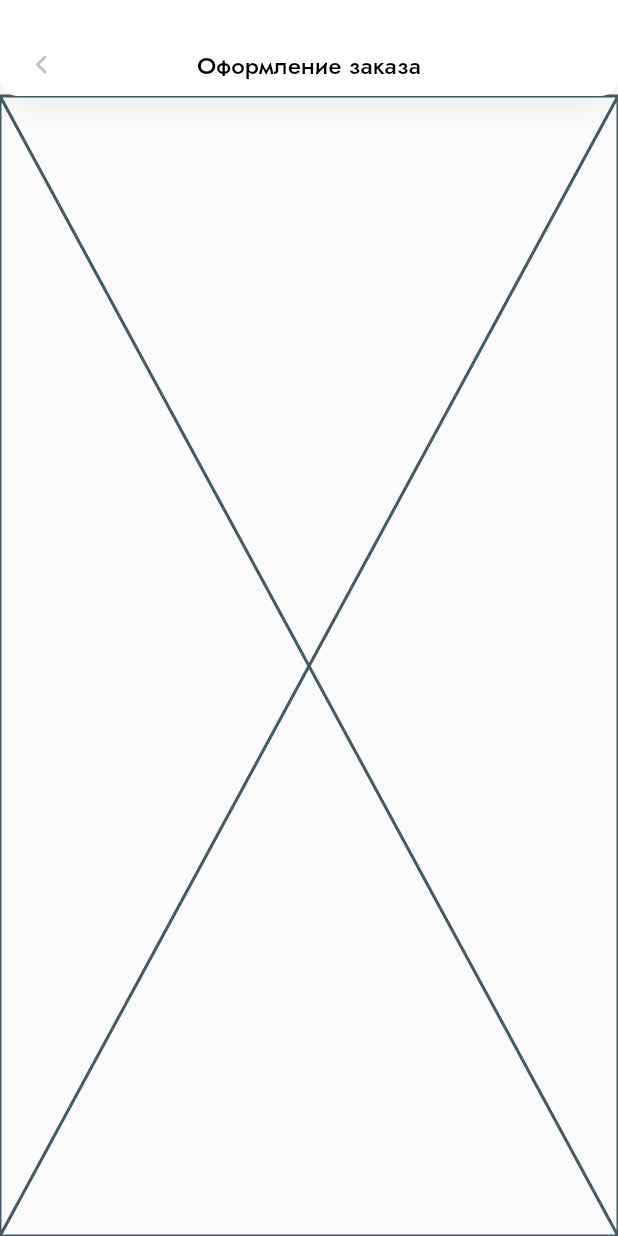
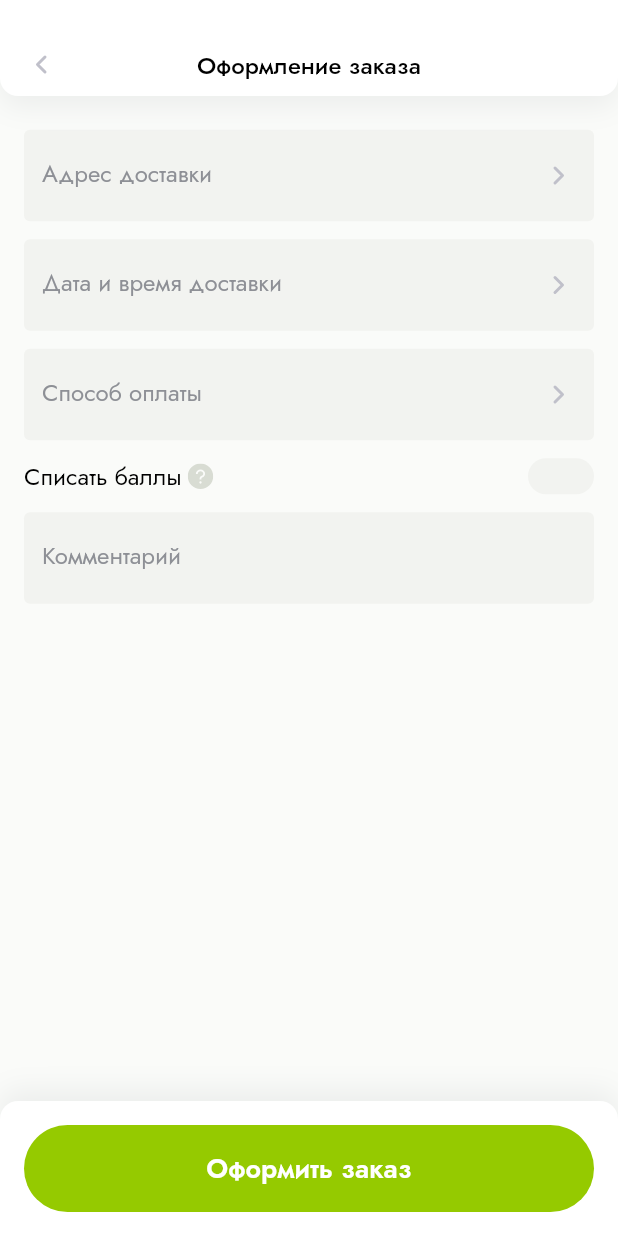
Before and after one commit to abezuglova/shop_app, a Flutter app: the screen it shows after launch, on a phone screen of 412 x 824 dp. Run offline on Flutter 3.47's test engine with Material 2 defaults, Android fonts, the phone set to English and light mode, and no system bars; our stand-ins replace flutter_svg, freezed_annotation, google_fonts, smooth_page_indicator; generated files the repository leaves out were written again.

Commit message:
checkout fields widget added

```diff
--- a/lib/presentation/pages/checkout_page/checkout_page.dart
+++ b/lib/presentation/pages/checkout_page/checkout_page.dart
@@ -3,6 +3,7 @@ import 'package:third_task/domain/entities/entities.dart';
 import 'package:third_task/presentation/pages/checkout_page/screens/checkout_screen.dart';
 import 'package:third_task/presentation/ui_kit/custom_app_bar.dart';
 import 'package:third_task/presentation/ui_kit/svg_icon_button.dart';
+import 'package:third_task/presentation/utils/app_colors.dart';
 import 'package:third_task/presentation/utils/app_icons.dart';
 
 class CheckoutPage extends StatelessWidget {
@@ -11,7 +12,10 @@ class CheckoutPage extends StatelessWidget {
   @override
   Widget build(BuildContext context) {
     return SafeArea(
+      child: GestureDetector(
+        onTap: () => FocusScope.of(context).unfocus(),
         child: Scaffold(
+          backgroundColor: AppColors.scaffoldBackgroundColor,
           appBar: CustomAppBar(
             titleText: 'Оформление заказа',
             leading: SvgIconButton(
@@ -73,6 +77,7 @@ class CheckoutPage extends StatelessWidget {
             ),
           ),
         ),
+      ),
     );
   }
 }
--- a/lib/presentation/pages/checkout_page/screens/checkout_screen.dart
+++ b/lib/presentation/pages/checkout_page/screens/checkout_screen.dart
@@ -1,5 +1,8 @@
 import 'package:flutter/material.dart';
 import 'package:third_task/domain/entities/entities.dart';
+import 'package:third_task/presentation/pages/checkout_page/widgets/checkout_fields_widget.dart';
+import 'package:third_task/presentation/utils/app_colors.dart';
+import 'package:third_task/presentation/utils/app_fonts.dart';
 
 class CheckoutScreen extends StatelessWidget {
   final Order order;
@@ -7,6 +10,51 @@ class CheckoutScreen extends StatelessWidget {
 
   @override
   Widget build(BuildContext context) {
-    return const Placeholder();
+    return Stack(
+      children: [
+        ListView(
+          padding: const EdgeInsets.symmetric(horizontal: 16, vertical: 22.5),
+          children: [
+            CheckoutFieldsWidget(
+              order: order,
+            ),
+          ],
+        ),
+        Align(
+          alignment: Alignment.bottomCenter,
+          child: Container(
+            padding: const EdgeInsets.all(16),
+            width: double.infinity,
+            decoration: BoxDecoration(
+              color: Colors.white,
+              borderRadius: const BorderRadius.only(
+                topLeft: Radius.circular(12),
+                topRight: Radius.circular(12),
+              ),
+              boxShadow: [
+                BoxShadow(
+                  color: AppColors.navBarShadowColor.withOpacity(0.06),
+                  offset: const Offset(0, -7),
+                  blurRadius: 15,
+                ),
+              ],
+            ),
+            child: ElevatedButton(
+              onPressed: () {},
+              child: Padding(
+                padding:
+                    const EdgeInsets.symmetric(horizontal: 103, vertical: 16),
+                child: Text(
+                  'Оформить заказ',
+                  style: AppFonts.semiBold18.copyWith(
+                    color: Colors.white,
+                  ),
+                ),
+              ),
+            ),
+          ),
+        ),
+      ],
+    );
   }
 }
--- /dev/null
+++ b/lib/presentation/pages/checkout_page/widgets/checkout_fields_widget.dart
@@ -0,0 +1,137 @@
+import 'package:flutter/material.dart';
+import 'package:third_task/domain/entities/entities.dart';
+import 'package:third_task/presentation/ui_kit/svg_icon_button.dart';
+import 'package:third_task/presentation/utils/app_colors.dart';
+import 'package:third_task/presentation/utils/app_fonts.dart';
+import 'package:third_task/presentation/utils/app_icons.dart';
+
+class CheckoutFieldsWidget extends StatelessWidget {
+  final Order order;
+  const CheckoutFieldsWidget({super.key, required this.order});
+
+  @override
+  Widget build(BuildContext context) {
+    return Column(
+      children: [
+        TextField(
+          style: AppFonts.medium16_144_5,
+          decoration: _getTextFieldDecoration(
+            'Адрес доставки',
+            Padding(
+              padding: const EdgeInsets.only(right: 12),
+              child: SvgIconButton(
+                onPressed: () {},
+                iconPath: AppIcons.chevronRightIcon,
+              ),
+            ),
+            const BoxConstraints(
+              maxWidth: 36,
+              maxHeight: 36,
+            ),
+          ),
+        ),
+        const SizedBox(height: 12),
+        TextField(
+          style: AppFonts.medium16_144_5,
+          decoration: _getTextFieldDecoration(
+            'Дата и время доставки',
+            Padding(
+              padding: const EdgeInsets.only(right: 12),
+              child: SvgIconButton(
+                onPressed: () {},
+                iconPath: AppIcons.chevronRightIcon,
+              ),
+            ),
+            const BoxConstraints(
+              maxWidth: 36,
+              maxHeight: 36,
+            ),
+          ),
+        ),
+        const SizedBox(height: 12),
+        TextField(
+          style: AppFonts.medium16_144_5,
+          decoration: _getTextFieldDecoration(
+            'Способ оплаты',
+            Padding(
+              padding: const EdgeInsets.only(right: 12),
+              child: SvgIconButton(
+                onPressed: () {},
+                iconPath: AppIcons.chevronRightIcon,
+              ),
+            ),
+            const BoxConstraints(
+              maxWidth: 36,
+              maxHeight: 36,
+            ),
+          ),
+        ),
+        const SizedBox(height: 12),
+        Row(
+          mainAxisAlignment: MainAxisAlignment.spaceBetween,
+          crossAxisAlignment: CrossAxisAlignment.center,
+          children: [
+            Row(
+              mainAxisSize: MainAxisSize.min,
+              children: [
+                Text(
+                  'Списать баллы',
+                  style: AppFonts.regular16_144_5,
+                ),
+                const SizedBox(width: 4),
+                SvgIconButton(
+                  onPressed: () {},
+                  iconPath: AppIcons.questionMarkIcon,
+                ),
+              ],
+            ),
+            Container(
+              width: 44,
+              height: 24,
+              decoration: const BoxDecoration(
+                color: AppColors.offBackgroundColor2,
+                borderRadius: BorderRadius.all(
+                  Radius.circular(32.56),
+                ),
+              ),
+            ),
+          ],
+        ),
+        const SizedBox(height: 12),
+        TextField(
+          style: AppFonts.medium16_144_5,
+          decoration: _getTextFieldDecoration(
+            'Комментарий',
+          ),
+        ),
+      ],
+    );
+  }
+
+  InputDecoration _getTextFieldDecoration(
+    String labelText, [
+    Widget? suffixIcon,
+    BoxConstraints? suffixIconConstraints,
+  ]) =>
+      InputDecoration(
+        border: const OutlineInputBorder(
+          borderSide: BorderSide.none,
+          borderRadius: BorderRadius.all(
+            Radius.circular(4),
+          ),
+        ),
+        contentPadding:
+            const EdgeInsets.symmetric(horizontal: 12, vertical: 19),
+        fillColor: AppColors.offBackgroundColor2,
+        filled: true,
+        labelText: labelText,
+        labelStyle: AppFonts.regular16_144_5.copyWith(
+          color: AppColors.secondaryTextColor,
+        ),
+        floatingLabelStyle: AppFonts.regular13_144_5.copyWith(
+          color: AppColors.secondaryTextColor,
+        ),
+        suffixIcon: suffixIcon,
+        suffixIconConstraints: suffixIconConstraints,
+      );
+}
--- a/lib/presentation/pages/order_page/order_page.dart
+++ b/lib/presentation/pages/order_page/order_page.dart
@@ -73,7 +73,9 @@ class OrderPage extends StatelessWidget {
             ),
             orderingDateTime: DateTime.now(),
             deliveryDateTime: DateTime.now(),
-            paymentMethod: PaymentMethod(),
+            paymentMethod: PaymentMethod(
+              cardList: [],
+            ),
           ),
         ),
       ),
```
Lines whose indentation alone changed are shown as unchanged.
